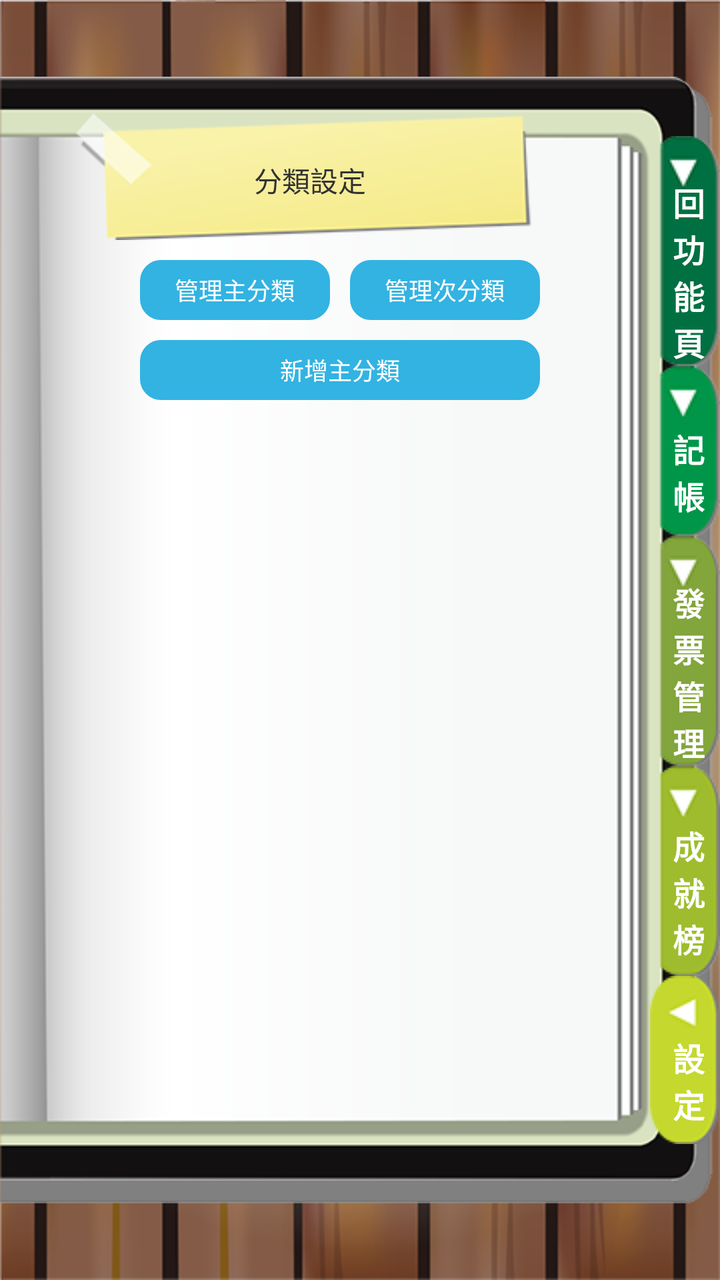
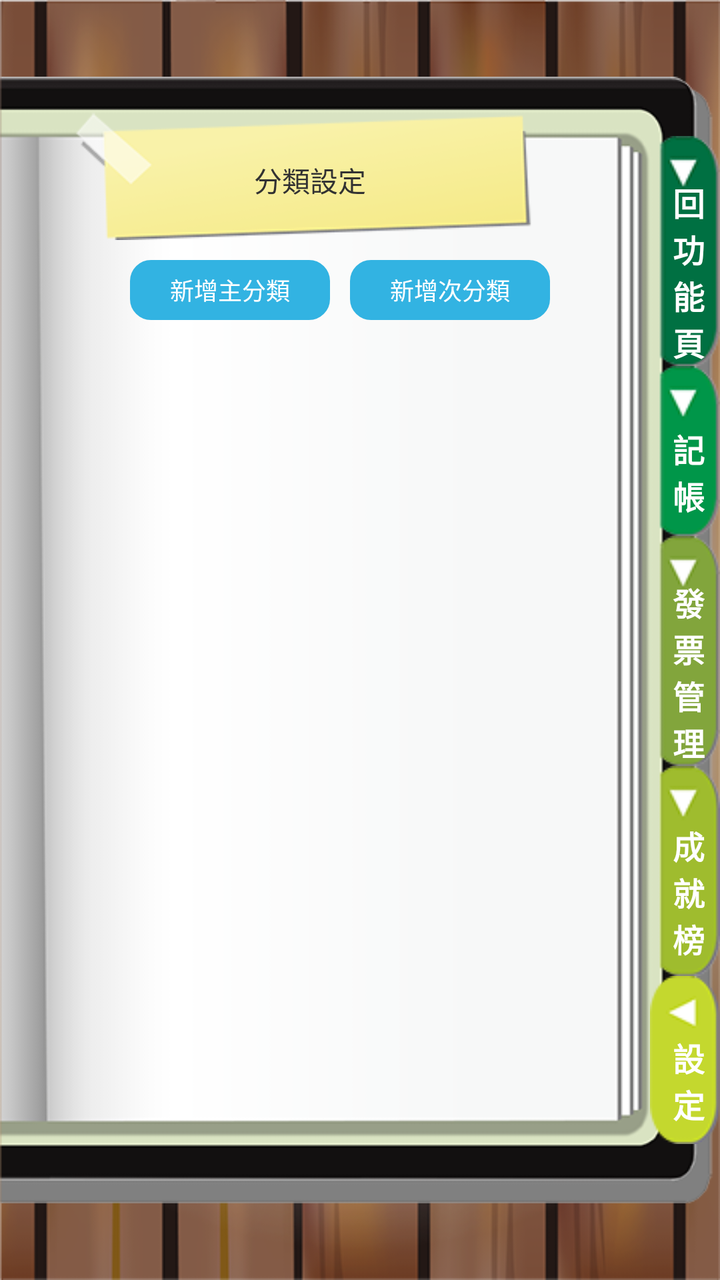

The first picture is an Android layout as it rendered before a commit; the second is the same layout after the commit. The layout source and the unified diff follow.
<!-- AndroidManifest.xml: application theme AppTheme -->
<!-- res/layout/activity_setcategory.xml -->
<RelativeLayout xmlns:android="http://schemas.android.com/apk/res/android"
    xmlns:tools="http://schemas.android.com/tools"
    android:layout_width="match_parent"
    android:layout_height="match_parent"
    android:background="@drawable/bg_wood"
    tools:context=".MainActivity" >

    <ImageView
        android:id="@+id/imageView1"
        android:layout_width="match_parent"
        android:layout_height="match_parent"
        android:layout_alignParentLeft="true"
        android:src="@drawable/bg_book" />

    <LinearLayout
        android:layout_width="match_parent"
        android:layout_height="wrap_content"
        android:layout_centerInParent="true"
        android:gravity="right"
        android:orientation="vertical" >

        <RelativeLayout
            android:layout_width="wrap_content"
            android:layout_height="wrap_content" >

            <ImageButton
                android:id="@+id/imageButton1"
                android:layout_width="wrap_content"
                android:layout_height="wrap_content"
                android:background="@color/transparent"
                android:src="@drawable/btn_backfunc" />

            <TextView
                android:id="@+id/textView1"
                android:layout_width="wrap_content"
                android:layout_height="wrap_content"
                android:layout_centerInParent="true"
                android:text="\n 回\n 功\n 能\n 頁"
                android:textColor="#ffffff"
                android:textSize="16sp"
                android:textStyle="bold"
                android:visibility="visible" />

        </RelativeLayout>

        <RelativeLayout
            android:layout_width="wrap_content"
            android:layout_height="wrap_content" >

            <ImageButton
                android:id="@+id/imageButton2"
                android:layout_width="wrap_content"
                android:layout_height="wrap_content"
                android:background="@color/transparent"
                android:src="@drawable/btn_account" />

            <TextView
                android:id="@+id/textView2"
                android:layout_width="wrap_content"
                android:layout_height="wrap_content"
                android:layout_centerInParent="true"
                android:text="\n 記\n 帳"
                android:textColor="#ffffff"
                android:textSize="16sp"
                android:textStyle="bold"
                android:visibility="visible" />

        </RelativeLayout>

        <RelativeLayout
            android:layout_width="wrap_content"
            android:layout_height="wrap_content" >

            <ImageButton
                android:id="@+id/imageButton3"
                android:layout_width="wrap_content"
                android:layout_height="wrap_content"
                android:background="@color/transparent"
                android:src="@drawable/btn_manager" />

            <TextView
                android:id="@+id/textView3"
                android:layout_width="wrap_content"
                android:layout_height="wrap_content"
                android:layout_centerInParent="true"
                android:text="\n 發\n 票\n 管\n 理"
                android:textColor="#ffffff"
                android:textSize="16sp"
                android:textStyle="bold"
                android:visibility="visible" />

        </RelativeLayout>

        <RelativeLayout
            android:layout_width="wrap_content"
            android:layout_height="wrap_content" >

            <ImageButton
                android:id="@+id/imageButton4"
                android:layout_width="wrap_content"
                android:layout_height="wrap_content"
                android:background="@color/transparent"
                android:src="@drawable/btn_social" />

            <TextView
                android:id="@+id/textView4"
                android:layout_width="wrap_content"
                android:layout_height="wrap_content"
                android:layout_centerInParent="true"
                android:text="\n 成\n 就\n 榜"
                android:textColor="#ffffff"
                android:textSize="16sp"
                android:textStyle="bold"
                android:visibility="visible" />

        </RelativeLayout>

        <RelativeLayout
            android:layout_width="wrap_content"
            android:layout_height="wrap_content" >

            <ImageButton
                android:id="@+id/imageButton5"
                android:layout_width="wrap_content"
                android:layout_height="wrap_content"
                android:background="@color/transparent"
                android:src="@drawable/main_setting" />

            <TextView
                android:id="@+id/textView5"
                android:layout_width="wrap_content"
                android:layout_height="wrap_content"
                android:layout_centerInParent="true"
                android:text="\n 設\n 定"
                android:textColor="#ffffff"
                android:textSize="16sp"
                android:textStyle="bold"
                android:visibility="visible" />

        </RelativeLayout>

    </LinearLayout>

    <LinearLayout
        android:layout_width="wrap_content"
        android:layout_height="wrap_content"
        android:layout_marginLeft="20dp"
        android:layout_marginRight="40dp"
        android:orientation="vertical" >

        <LinearLayout
            android:layout_width="match_parent"
            android:layout_height="wrap_content"
            android:orientation="vertical"
            android:paddingTop="50dp" >

            <RelativeLayout
                android:layout_width="match_parent"
                android:layout_height="wrap_content" >

                <ImageView
                    android:id="@+id/imageView2"
                    android:layout_width="match_parent"
                    android:layout_height="70dp"
                    android:layout_centerInParent="false"
                    android:src="@drawable/btn_01" />

                <TextView
                    android:id="@+id/textView6"
                    android:layout_width="wrap_content"
                    android:layout_height="wrap_content"
                    android:layout_centerInParent="true"
                    android:paddingRight="30dp"
                    android:paddingTop="10dp"
                    android:text="分類設定" />

            </RelativeLayout>

            <LinearLayout
                android:layout_width="match_parent"
                android:layout_height="wrap_content"
                android:layout_margin="5dp"
                android:gravity="center"
                android:orientation="vertical" >

                <LinearLayout
                    android:layout_width="match_parent"
                    android:layout_height="wrap_content"
                    android:gravity="center" >

                    <Button
                        android:id="@+id/button7"
                        android:layout_width="95dp"
                        android:layout_height="30dp"
                        android:layout_margin="5dp"
                        android:background="@drawable/button_style"
                        android:text="管理主分類"
                        android:textColor="#ffffff"
                        android:textSize="12sp" />

                    <Button
                        android:id="@+id/button6"
                        android:layout_width="95dp"
                        android:layout_height="30dp"
                        android:layout_margin="5dp"
                        android:background="@drawable/button_style"
                        android:text="管理次分類"
                        android:textColor="#ffffff"
                        android:textSize="12sp" />

                </LinearLayout>

                <Button
                    android:id="@+id/button1"
                    android:layout_width="200dp"
                    android:layout_height="30dp"
                    android:layout_margin="5dp"
                    android:background="@drawable/button_style"
                    android:text="新增主分類"
                    android:textColor="#ffffff"
                    android:textSize="12sp" />

            </LinearLayout>

            <ScrollView
                android:id="@+id/scrollView1"
                android:layout_width="match_parent"
                android:layout_height="wrap_content"
                android:layout_marginBottom="80dp"
                android:layout_marginLeft="40dp"
                android:layout_marginRight="40dp" >

                <TableLayout
                    android:id="@+id/TableLayout"
                    android:layout_width="match_parent"
                    android:layout_height="match_parent"
                    android:gravity="center_horizontal" >

                    <TableRow
                        android:id="@+id/tableRow1"
                        android:layout_width="wrap_content"
                        android:layout_height="wrap_content" >
                    </TableRow>

                    <TableRow
                        android:id="@+id/tableRow2"
                        android:layout_width="wrap_content"
                        android:layout_height="wrap_content" >
                    </TableRow>

                    <TableRow
                        android:id="@+id/tableRow3"
                        android:layout_width="wrap_content"
                        android:layout_height="wrap_content" >
                    </TableRow>

                    <TableRow
                        android:id="@+id/tableRow4"
                        android:layout_width="wrap_content"
                        android:layout_height="wrap_content" >
                    </TableRow>
                </TableLayout>
            </ScrollView>

        </LinearLayout>

    </LinearLayout>

    <Button
        android:id="@+id/button2"
        android:layout_width="match_parent"
        android:layout_height="match_parent"
        android:background="@color/transparent"
        android:visibility="gone" />

    <LinearLayout
        android:id="@+id/LinearLayout1"
        android:layout_width="match_parent"
        android:layout_height="wrap_content"
        android:layout_centerInParent="true"
        android:layout_marginLeft="30dp"
        android:layout_marginRight="30dp"
        android:background="@drawable/pop_style"
        android:orientation="vertical"
        android:visibility="gone" >

        <LinearLayout
            android:layout_width="match_parent"
            android:layout_height="wrap_content"
            android:orientation="vertical"
            android:padding="10dp" >

            <LinearLayout
                android:layout_width="match_parent"
                android:layout_height="wrap_content"
                android:gravity="center"
                android:visibility="gone" >

                <TextView
                    android:id="@+id/textView13"
                    android:layout_width="wrap_content"
                    android:layout_height="wrap_content"
                    android:text="分類類別" />

                <LinearLayout
                    android:layout_width="match_parent"
                    android:layout_height="wrap_content"
                    android:gravity="center"
                    android:orientation="horizontal" >

                    <Button
                        android:id="@+id/button4"
                        android:layout_width="wrap_content"
                        android:layout_height="wrap_content"
                        android:layout_marginRight="5dp"
                        android:background="@drawable/button_income"
                        android:minHeight="30dp"
                        android:minWidth="80dp"
                        android:text="收入"
                        android:textColor="#ffffff"
                        android:textSize="12sp" />

                    <Button
                        android:id="@+id/button5"
                        android:layout_width="wrap_content"
                        android:layout_height="wrap_content"
                        android:background="@drawable/button_expend"
                        android:minHeight="30dp"
                        android:minWidth="80dp"
                        android:text="支出"
                        android:textColor="#ffffff"
                        android:textSize="12sp" />
                </LinearLayout>
                
            </LinearLayout>

            <LinearLayout
                android:layout_width="match_parent"
                android:layout_height="wrap_content" >

                <TextView
                    android:id="@+id/textView12"
                    android:layout_width="wrap_content"
                    android:layout_height="wrap_content"
                    android:text="分類名稱" />

                <EditText
                    android:id="@+id/editText1"
                    android:layout_width="wrap_content"
                    android:layout_height="wrap_content"
                    android:layout_weight="1"
                    android:ems="10" />

            </LinearLayout>

        </LinearLayout>

        <LinearLayout
            android:layout_width="match_parent"
            android:layout_height="wrap_content"
            android:background="@drawable/pop_style_blue"
            android:gravity="center_horizontal"
            android:paddingBottom="5dp"
            android:paddingTop="5dp" >

            <Button
                android:id="@+id/button8"
                style="?android:attr/buttonStyleSmall"
                android:layout_width="80dp"
                android:layout_height="30dp"
                android:background="@color/transparent"
                android:text="新增"
                android:textColor="#ffffff"
                android:textSize="12sp" />

            <Button
                android:id="@+id/button3"
                style="?android:attr/buttonStyleSmall"
                android:layout_width="80dp"
                android:layout_height="30dp"
                android:background="@color/transparent"
                android:text="刪除"
                android:textColor="#ffffff"
                android:textSize="12sp"
                android:visibility="gone" />

            <Button
                android:id="@+id/button9"
                style="?android:attr/buttonStyleSmall"
                android:layout_width="80dp"
                android:layout_height="30dp"
                android:background="@color/transparent"
                android:text="取消"
                android:textColor="#ffffff"
                android:textSize="12sp" />

        </LinearLayout>

    </LinearLayout>

    <LinearLayout
        android:id="@+id/LinearLayout2"
        android:layout_width="match_parent"
        android:layout_height="wrap_content"
        android:layout_centerInParent="true"
        android:layout_marginLeft="30dp"
        android:layout_marginRight="30dp"
        android:background="@drawable/pop_style"
        android:orientation="vertical"
        android:visibility="gone" >

        <LinearLayout
            android:layout_width="match_parent"
            android:layout_height="wrap_content"
            android:orientation="vertical"
            android:padding="10dp" >

            <LinearLayout
                android:layout_width="match_parent"
                android:layout_height="wrap_content"
                android:gravity="center" >

                <TextView
                    android:id="@+id/textView7"
                    android:layout_width="wrap_content"
                    android:layout_height="wrap_content"
                    android:text="主  分  類" />

                <Spinner
                    android:id="@+id/spinner1"
                    android:layout_width="wrap_content"
                    android:layout_height="wrap_content"
                    android:layout_weight="1" />
                
            </LinearLayout>

            <LinearLayout
                android:layout_width="match_parent"
                android:layout_height="wrap_content" >

                <TextView
                    android:id="@+id/textView8"
                    android:layout_width="wrap_content"
                    android:layout_height="wrap_content"
                    android:text="分類名稱" />

                <EditText
                    android:id="@+id/editText2"
                    android:layout_width="wrap_content"
                    android:layout_height="wrap_content"
                    android:layout_weight="1"
                    android:ems="10" >

                    <requestFocus />
                </EditText>

            </LinearLayout>

        </LinearLayout>

        <LinearLayout
            android:layout_width="match_parent"
            android:layout_height="wrap_content"
            android:background="@drawable/pop_style_blue"
            android:gravity="center_horizontal"
            android:paddingBottom="5dp"
            android:paddingTop="5dp" >

            <Button
                android:id="@+id/button10"
                style="?android:attr/buttonStyleSmall"
                android:layout_width="80dp"
                android:layout_height="30dp"
                android:background="@color/transparent"
                android:text="新增"
                android:textColor="#ffffff"
                android:textSize="12sp" />

            <Button
                android:id="@+id/button11"
                style="?android:attr/buttonStyleSmall"
                android:layout_width="80dp"
                android:layout_height="30dp"
                android:background="@color/transparent"
                android:text="刪除"
                android:textColor="#ffffff"
                android:textSize="12sp" />

            <Button
                android:id="@+id/button12"
                style="?android:attr/buttonStyleSmall"
                android:layout_width="80dp"
                android:layout_height="30dp"
                android:background="@color/transparent"
                android:text="取消"
                android:textColor="#ffffff"
                android:textSize="12sp" />

        </LinearLayout>

    </LinearLayout>

</RelativeLayout>
<!-- resources referenced by this layout -->
<resources>
  <color name="transparent">#00000000</color>
  <!-- drawable bg_book: png bitmap (drawable-mdpi, 14514 bytes) -->
  <!-- drawable bg_wood: png bitmap (drawable-mdpi, 216225 bytes) -->
  <!-- drawable btn_01: png bitmap (drawable-mdpi, 8864 bytes) -->
  <!-- drawable btn_manager: png bitmap (drawable-mdpi, 4521 bytes) -->
  <!-- drawable btn_social: png bitmap (drawable-mdpi, 4547 bytes) -->
  <!-- drawable button_expend (drawable) -->
  <?xml version="1.0" encoding="utf-8"?>
  <selector xmlns:android="http://schemas.android.com/apk/res/android">
      <item android:state_pressed="false">
          <shape>
              <solid 
                  android:color="#FF4500" />
              <stroke
                  android:width="1dp"
                  android:color="#FF4500" />
              <corners
                  android:radius="10dp" />
          </shape>
      </item>
  
      <item android:state_pressed="true">
          <shape>
              <solid 
                  android:color="#FF4500" />
              <stroke
                  android:width="1dp"
                  android:color="#FF4500" />
              <corners 
                  android:radius="10dp" />
          </shape>
      </item>
  </selector>
  <!-- drawable button_income (drawable) -->
  <?xml version="1.0" encoding="utf-8"?>
  <selector xmlns:android="http://schemas.android.com/apk/res/android">
      <item android:state_pressed="false">
          <shape>
              <solid 
                  android:color="#556B2F" />
              <stroke
                  android:width="1dp"
                  android:color="#556B2F" />
              <corners
                  android:radius="10dp" />
          </shape>
      </item>
  
      <item android:state_pressed="true">
          <shape>
              <solid 
                  android:color="#006400" />
              <stroke
                  android:width="1dp"
                  android:color="#006400" />
              <corners 
                  android:radius="10dp" />
          </shape>
      </item>
  </selector>
  <!-- drawable button_style (drawable) -->
  <?xml version="1.0" encoding="utf-8"?>
  <selector xmlns:android="http://schemas.android.com/apk/res/android">
      <item android:state_pressed="false">
          <shape>
              <solid 
                  android:color="#32B3E2" />
              <stroke
                  android:width="1dp"
                  android:color="#32B3E2" />
              <corners
                  android:radius="10dp" />
          </shape>
      </item>
  
      <item android:state_pressed="true">
          <shape>
              <solid 
                  android:color="#2E93BA" />
              <stroke
                  android:width="1dp"
                  android:color="#2E93BA" />
              <corners 
                  android:radius="10dp" />
          </shape>
      </item>
  </selector>
  <!-- drawable pop_style (drawable) -->
  <?xml version="1.0" encoding="utf-8"?>
  <selector xmlns:android="http://schemas.android.com/apk/res/android">
      <item>
          <shape>
              <solid 
                  android:color="#FFFEF7" />
              <stroke
                  android:width="10dp"
                  android:color="#FFFEF7" />
              <corners
                  android:radius="10dp" />
          </shape>
      </item>
  </selector>
  <!-- drawable pop_style_blue (drawable) -->
  <?xml version="1.0" encoding="utf-8"?>
  <selector xmlns:android="http://schemas.android.com/apk/res/android">
      <item>
          <shape>
              <solid 
                  android:color="#32B3E2" />
              <stroke
                  android:width="10dp"
                  android:color="#32B3E2" />
              <corners
                  android:bottomLeftRadius="10dp"
                  android:bottomRightRadius="10dp"
                  android:topLeftRadius="0dp"
                  android:topRightRadius="0dp" />
          </shape>
      </item>
  </selector>
  <style name="AppTheme" parent="AppBaseTheme">
          
      </style>
  <style name="AppBaseTheme" parent="android:Theme.Light">
  	    <item name="android:windowNoTitle">true</item>
          
      </style>
  <!-- unchanged entries left out for length: 3 -->
</resources>

<!-- the commit's change to res/layout/activity_setcategory.xml (unified diff, before → after) -->
@@ -181,42 +181,25 @@
                 android:layout_height="wrap_content"
                 android:layout_margin="5dp"
                 android:gravity="center"
-                android:orientation="vertical" >
-
-                <LinearLayout
-                    android:layout_width="match_parent"
-                    android:layout_height="wrap_content"
-                    android:gravity="center" >
-
-                    <Button
-                        android:id="@+id/button7"
-                        android:layout_width="95dp"
-                        android:layout_height="30dp"
-                        android:layout_margin="5dp"
-                        android:background="@drawable/button_style"
-                        android:text="管理主分類"
-                        android:textColor="#ffffff"
-                        android:textSize="12sp" />
-
-                    <Button
-                        android:id="@+id/button6"
-                        android:layout_width="95dp"
-                        android:layout_height="30dp"
-                        android:layout_margin="5dp"
-                        android:background="@drawable/button_style"
-                        android:text="管理次分類"
-                        android:textColor="#ffffff"
-                        android:textSize="12sp" />
-
-                </LinearLayout>
+                android:orientation="horizontal" >
 
                 <Button
                     android:id="@+id/button1"
-                    android:layout_width="200dp"
+                    android:layout_width="100dp"
                     android:layout_height="30dp"
                     android:layout_margin="5dp"
                     android:background="@drawable/button_style"
                     android:text="新增主分類"
+                    android:textColor="#ffffff"
+                    android:textSize="12sp" />
+
+                <Button
+                    android:id="@+id/button6"
+                    android:layout_width="100dp"
+                    android:layout_height="30dp"
+                    android:layout_margin="5dp"
+                    android:background="@drawable/button_style"
+                    android:text="新增次分類"
                     android:textColor="#ffffff"
                     android:textSize="12sp" />
 
